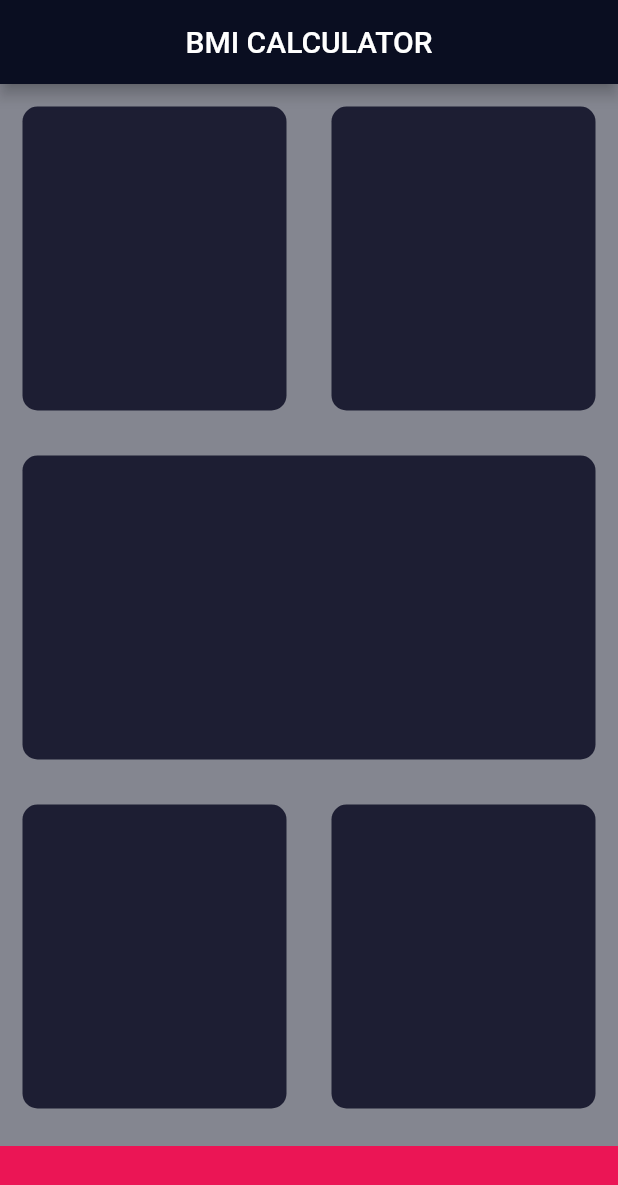
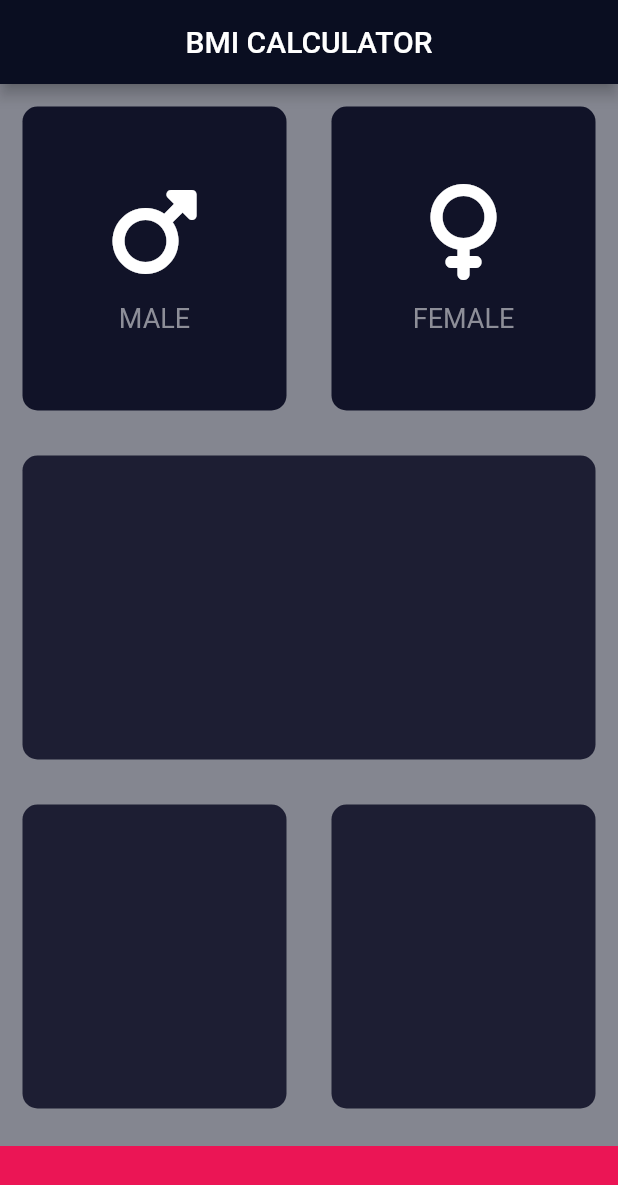
Before and after one commit to vivek11416/AndroidStudioProjects, a Flutter app: the screen it shows after launch, on a phone screen of 412 x 824 dp. Shown: the top 1185 px of the screen. Run offline on Flutter 3.47's test engine with Material 2 defaults, Android fonts, the light colour scheme and no system bars; our stand-ins replace audioplayers, auto_size_text, font_awesome_flutter, lottie; missing offline and left inert: dart:ffi.

Commit message:
code updated

```diff
--- /dev/null
+++ b/flutter/projects/bmicalc/lib/icon_content.dart
@@ -0,0 +1,30 @@
+import 'package:flutter/material.dart';
+
+class iconContent extends StatelessWidget {
+  const iconContent({super.key, required this.iconIm, required this.iconText});
+  final IconData iconIm;
+  final String iconText;
+
+  @override
+  Widget build(BuildContext context) {
+    return Column(
+      mainAxisAlignment: MainAxisAlignment.center,
+      children: [
+        Icon(
+          iconIm,
+          size: 64.0,
+        ),
+        SizedBox(
+          height: 15.0,
+        ),
+        Text(
+          iconText,
+          style: TextStyle(
+            fontSize: 18.0,
+            color: Color(0xFF8D8E98),
+          ),
+        )
+      ],
+    );
+  }
+}
--- a/flutter/projects/bmicalc/lib/input_page.dart
+++ b/flutter/projects/bmicalc/lib/input_page.dart
@@ -1,8 +1,12 @@
 import 'package:flutter/material.dart';
+import 'package:font_awesome_flutter/font_awesome_flutter.dart';
+import 'icon_content.dart';
+import 'reusable_card.dart';
 
 const bottomContainerHeight = 60.0;
-const activeCardColor = 0xFF1D1E33;
-const bottomContainerColor = 0xFFEB1555;
+const activeCardColor = Color(0xFF1D1E33);
+const inActiveCardColor = Color(0xFF111328);
+const bottomContainerColor = Color(0xFFEB1555);
 
 class InputPage extends StatefulWidget {
   @override
@@ -10,6 +14,27 @@ class InputPage extends StatefulWidget {
 }
 
 class _InputPageState extends State<InputPage> {
+  Color maleCardColor = inActiveCardColor;
+  Color femaleCardColor = inActiveCardColor;
+
+  void changeCardColor(int gender) {
+    if (gender == 1) {
+      if (maleCardColor == inActiveCardColor) {
+        maleCardColor = activeCardColor;
+        femaleCardColor = inActiveCardColor;
+      } else {
+        maleCardColor = inActiveCardColor;
+      }
+    } else {
+      if (femaleCardColor == inActiveCardColor) {
+        femaleCardColor = activeCardColor;
+        maleCardColor = inActiveCardColor;
+      } else {
+        femaleCardColor = inActiveCardColor;
+      }
+    }
+  }
+
   @override
   Widget build(BuildContext context) {
     return Scaffold(
@@ -23,13 +48,35 @@ class _InputPageState extends State<InputPage> {
             child: Row(
               children: [
                 Expanded(
-                  child: containersCard(
-                    color: Color(activeCardColor),
+                  child: GestureDetector(
+                    onTap: () {
+                      setState(() {
+                        changeCardColor(1);
+                      });
+                    },
+                    child: containersCard(
+                      color: maleCardColor,
+                      cardChild: iconContent(
+                        iconIm: FontAwesomeIcons.mars,
+                        iconText: 'MALE',
+                      ),
+                    ),
                   ),
                 ),
                 Expanded(
-                  child: containersCard(
-                    color: Color(activeCardColor),
+                  child: GestureDetector(
+                    onTap: () {
+                      setState(() {
+                        changeCardColor(2);
+                      });
+                    },
+                    child: containersCard(
+                      color: femaleCardColor,
+                      cardChild: iconContent(
+                        iconIm: FontAwesomeIcons.venus,
+                        iconText: 'FEMALE',
+                      ),
+                    ),
                   ),
                 ),
               ],
@@ -37,7 +84,7 @@ class _InputPageState extends State<InputPage> {
           ),
           Expanded(
             child: containersCard(
-              color: Color(activeCardColor),
+              color: activeCardColor,
             ),
           ),
           Expanded(
@@ -45,19 +92,19 @@ class _InputPageState extends State<InputPage> {
               children: [
                 Expanded(
                   child: containersCard(
-                    color: Color(activeCardColor),
+                    color: activeCardColor,
                   ),
                 ),
                 Expanded(
                   child: containersCard(
-                    color: Color(activeCardColor),
+                    color: activeCardColor,
                   ),
                 ),
               ],
             ),
           ),
           Container(
-            color: Color(bottomContainerColor),
+            color: bottomContainerColor,
             margin: EdgeInsets.only(top: 10.0),
             width: double.infinity,
             height: bottomContainerHeight,
@@ -67,19 +114,3 @@ class _InputPageState extends State<InputPage> {
     );
   }
 }
-
-class containersCard extends StatelessWidget {
-  containersCard({super.key, required this.color});
-  final Color color;
-
-  @override
-  Widget build(BuildContext context) {
-    return Container(
-      margin: EdgeInsets.all(15.0),
-      decoration: BoxDecoration(
-        color: color,
-        borderRadius: BorderRadius.circular(10.0),
-      ),
-    );
-  }
-}
--- /dev/null
+++ b/flutter/projects/bmicalc/lib/reusable_card.dart
@@ -0,0 +1,19 @@
+import 'package:flutter/material.dart';
+
+class containersCard extends StatelessWidget {
+  containersCard({super.key, required this.color, this.cardChild});
+  final Color color;
+  final Widget? cardChild;
+
+  @override
+  Widget build(BuildContext context) {
+    return Container(
+      child: cardChild,
+      margin: EdgeInsets.all(15.0),
+      decoration: BoxDecoration(
+        color: color,
+        borderRadius: BorderRadius.circular(10.0),
+      ),
+    );
+  }
+}
```
